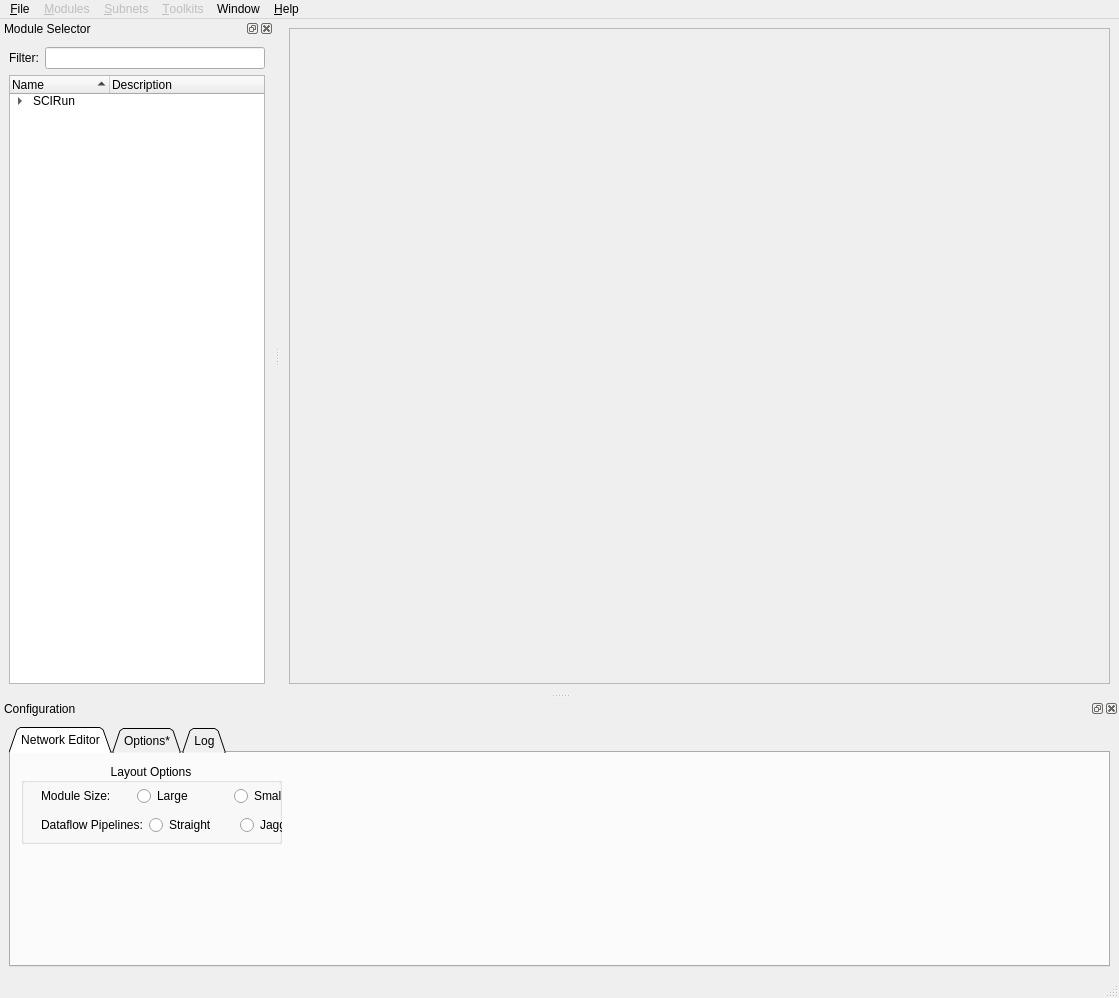
Before: the Qt Designer form src/Interface/Application/SCIRunMainWindow.ui in SCIInstitute/SCIRun, drawn with Qt 5.
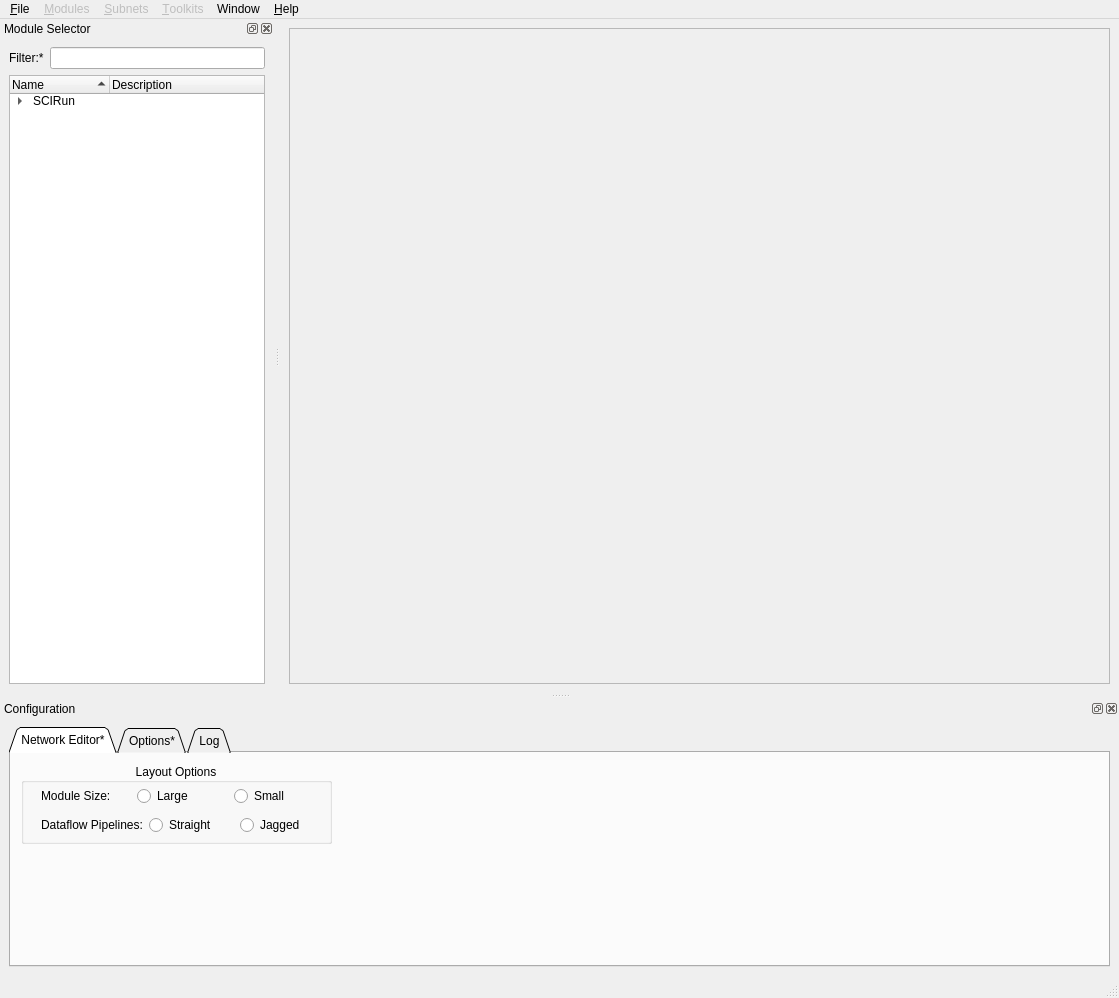
After: the same form once the commit is applied. The open tabs and pages were chosen to show the change. Icons and pictures are not drawn.

Commit message: Turning off some unimplemented stuff.

The edit to the form file:
```diff
--- a/src/Interface/Application/SCIRunMainWindow.ui
+++ b/src/Interface/Application/SCIRunMainWindow.ui
@@ -158,7 +158,7 @@
        <item>
         <widget class="QLabel" name="moduleFilterLabel_">
          <property name="text">
-          <string>Filter:</string>
+          <string>Filter:*</string>
          </property>
         </widget>
        </item>
@@ -340,14 +340,14 @@
        </property>
        <widget class="QWidget" name="networkEditorTab_">
         <attribute name="title">
-         <string>Network Editor</string>
+         <string>Network Editor*</string>
         </attribute>
         <widget class="QGroupBox" name="layoutOptionsGroupBox_">
          <property name="geometry">
           <rect>
            <x>10</x>
            <y>10</y>
-           <width>261</width>
+           <width>311</width>
            <height>81</height>
           </rect>
          </property>
```
Left out of the diff: 2 changed lines with no effect on the pictures. The commit also changes 2 other files.
